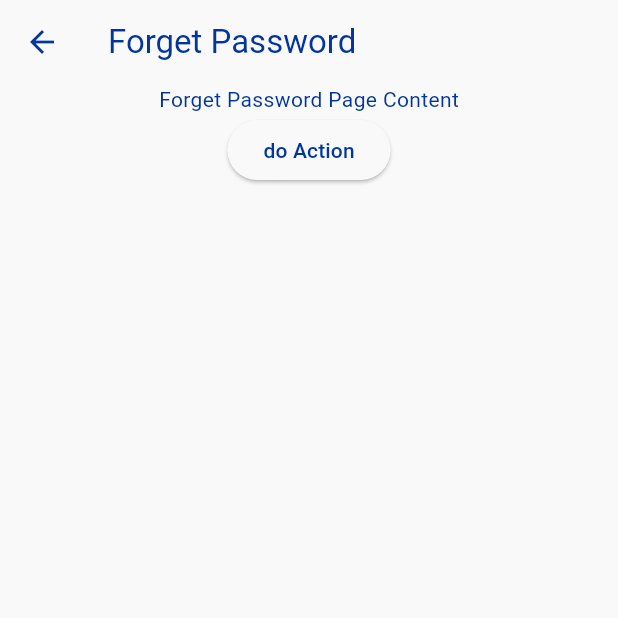
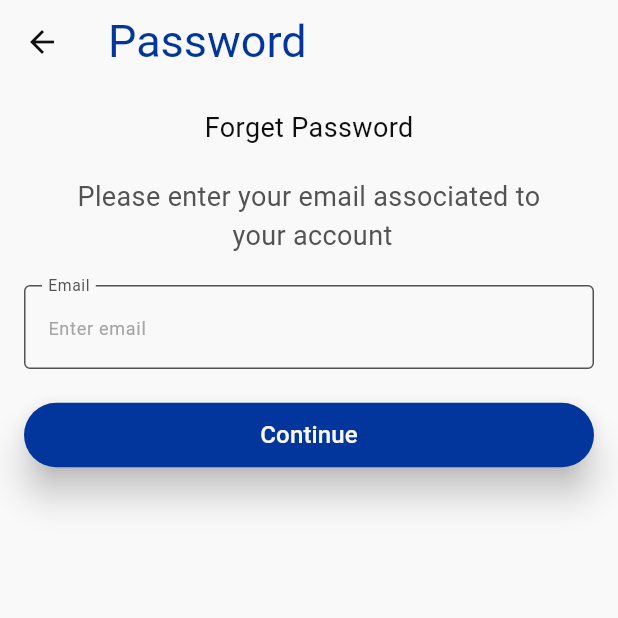
Before and after one commit to Aya921/online_exam_app, a Flutter app: the ForgetPasswordPage screen opened by its route, on a phone screen of 412 x 824 dp, the top half of it. Run offline on Flutter 3.47's test engine with Material 3 defaults, Android fonts, the phone set to English and light mode, and no system bars; our stand-ins replace device_preview, dio, flutter_bloc, flutter_secure_storage, get_it, injectable and 3 more; accounts and stored records are empty; generated files the repository leaves out were written again.

Commit message:
feat(auth): implement forget password functionality and related UI components

```diff
--- a/lib/core/route/app_routes.dart
+++ b/lib/core/route/app_routes.dart
@@ -3,4 +3,6 @@ abstract class AppRoutes {
   static const String login = '/login';
   static const String signup = 'signup';
   static const String forgetPassword = 'forgetPassword';
+  static const String resetCode = 'resetCode';
+  static const String resetPassword = 'resetPassword';
 }
--- a/lib/core/route/routes.dart
+++ b/lib/core/route/routes.dart
@@ -1,6 +1,7 @@
 import 'package:exam_app/core/route/app_routes.dart';
 import 'package:exam_app/features/auth/presentation/views/screen/forget_password_page.dart';
 import 'package:exam_app/features/auth/presentation/views/screen/login_page.dart';
+import 'package:exam_app/features/auth/presentation/views/screen/reset_code.dart';
 import 'package:exam_app/features/auth/presentation/views/screen/signup_page.dart';
 
 import 'package:flutter/material.dart';
@@ -19,6 +20,15 @@ abstract class Routes {
         return MaterialPageRoute(
           builder: (context) => const ForgetPasswordPage(),
         );
+
+
+         case AppRoutes.resetCode:
+        return MaterialPageRoute(
+          builder: (context) => const ResetCode(),
+        );
+
+
+
       default:
         return MaterialPageRoute(
           builder: (context) => const Scaffold(body: Text("No Route Page")),
--- a/lib/features/auth/api/client/api_servises.dart
+++ b/lib/features/auth/api/client/api_servises.dart
@@ -29,7 +29,7 @@ abstract class ApiServises {
   Future<SignupResponse> signUp(@Body() SignUpRequestDto usermoodel);
 
   @POST(Endpoints.forgotPasswordEndPoint)
-  Future<void> forgetPassword(@Body() ForgetPasswordRequest email);
+  Future<void> forgetPassword(@Body() ForgetPasswordRequestDto email);
 
   @POST(Endpoints.verifyResetCodeEndPoint)
   Future<void> verifyResetCode(@Body() VerifyResetCodeRequest code);
--- a/lib/features/auth/data/repository/auth_repo_impl.dart
+++ b/lib/features/auth/data/repository/auth_repo_impl.dart
@@ -1,5 +1,7 @@
 import 'package:exam_app/confing/api_result/api_result.dart';
+
 import 'package:exam_app/features/auth/api/model/forget_password/reset_password_request/reset_password_request.dart';
+import 'package:exam_app/features/auth/domin/entities/forgot_password_req.dart';
 import 'package:exam_app/features/auth/domin/entities/signin_req.dart';
 
 import 'package:exam_app/features/auth/data/source/auth_api_service.dart';
@@ -25,7 +27,7 @@ class AuthRepoImpl implements AuthRepo {
   }
 
   @override
-  Future<ApiResult<void>> forgetPassword(String email) async {
+  Future<ApiResult<void>> forgetPassword(ForgotPasswordRequset email) async {
     return await _authRemoteDataSource.forgetPassword(email);
   }
 
--- a/lib/features/auth/data/source/auth_api_service.dart
+++ b/lib/features/auth/data/source/auth_api_service.dart
@@ -1,5 +1,7 @@
 import 'package:exam_app/confing/api_result/api_result.dart';
+
 import 'package:exam_app/features/auth/api/model/forget_password/reset_password_request/reset_password_request.dart';
+import 'package:exam_app/features/auth/domin/entities/forgot_password_req.dart';
 import 'package:exam_app/features/auth/domin/entities/signin_req.dart';
 import 'package:exam_app/features/auth/domin/entities/signup_req.dart';
 import 'package:exam_app/features/auth/domin/entities/user_entity.dart';
@@ -7,7 +9,7 @@ import 'package:exam_app/features/auth/domin/entities/user_entity.dart';
 abstract class AuthRemoteDataSource {
   Future<ApiResult<UserModel>> signUp(SignupRequest userModel);
   Future<ApiResult<UserModel>> signIn(SignInRequest params);
-  Future<ApiResult<void>> forgetPassword(String email);
+  Future<ApiResult<void>> forgetPassword(ForgotPasswordRequset email);
   Future<ApiResult<void>> verifyResetCode(String email);
   Future<ApiResult<void>> resetPassword(ResetPassword resetPassword);
 }
--- /dev/null
+++ b/lib/features/auth/domin/entities/forgot_password_req.dart
@@ -0,0 +1,5 @@
+class ForgotPasswordRequset {
+  String? email;
+  ForgotPasswordRequset({this.email});
+
+}
--- a/lib/features/auth/domin/repository/auth_repo.dart
+++ b/lib/features/auth/domin/repository/auth_repo.dart
@@ -1,5 +1,7 @@
 import 'package:exam_app/confing/api_result/api_result.dart';
+
 import 'package:exam_app/features/auth/api/model/forget_password/reset_password_request/reset_password_request.dart';
+import 'package:exam_app/features/auth/domin/entities/forgot_password_req.dart';
 import 'package:exam_app/features/auth/domin/entities/signin_req.dart';
 import 'package:exam_app/features/auth/domin/entities/signup_req.dart';
 import 'package:exam_app/features/auth/domin/entities/user_entity.dart';
@@ -8,7 +10,7 @@ abstract class AuthRepo {
   Future<ApiResult<UserModel>> signUp(SignupRequest userModel);
 
   Future<ApiResult<UserModel>> signIn(SignInRequest params);
-  Future<ApiResult<void>> forgetPassword(String email);
+  Future<ApiResult<void>> forgetPassword(ForgotPasswordRequset email);
   Future<ApiResult<void>> verifyResetCode(String email);
   Future<ApiResult<void>> resetPassword(ResetPassword resetPassword);
 }
--- /dev/null
+++ b/lib/features/auth/domin/usecases/forget_password_usecase.dart
@@ -0,0 +1,18 @@
+import 'package:exam_app/confing/api_result/api_result.dart';
+import 'package:exam_app/features/auth/domin/entities/forgot_password_req.dart';
+import 'package:exam_app/features/auth/domin/repository/auth_repo.dart';
+import 'package:injectable/injectable.dart';
+@injectable
+class ForgetPasswordUsecase {
+  final AuthRepo _authRepo;
+  ForgetPasswordUsecase(this._authRepo);
+
+  Future<ApiResult<void>> forgetPassword(ForgotPasswordRequset email)async{
+    return await _authRepo.forgetPassword(email);
+
+
+
+
+  }
+
+}
--- /dev/null
+++ b/lib/features/auth/presentation/view_model/forgot_password_view_model/forgot_password_events.dart
@@ -0,0 +1,15 @@
+
+
+import 'package:exam_app/features/auth/domin/entities/forgot_password_req.dart';
+
+abstract class ForgotPasswordEvents {}
+
+class SendForgotPasswordEmailEvent extends ForgotPasswordEvents {
+  final ForgotPasswordRequset email;
+
+  SendForgotPasswordEmailEvent(this.email);
+}
+
+class ValidateForgotPasswordEvent extends ForgotPasswordEvents {
+
+}
--- /dev/null
+++ b/lib/features/auth/presentation/view_model/forgot_password_view_model/forgot_password_states.dart
@@ -0,0 +1,28 @@
+class ForgotPasswordStates {
+
+  bool isLoading;
+  String? errorMessage;
+  bool? isValid;
+  bool isSuccess;
+  ForgotPasswordStates({
+    this.isLoading = false,
+    this.errorMessage,
+    this.isValid = false,
+    this.isSuccess = false,
+  });
+
+
+  ForgotPasswordStates copyWith({
+    bool? isLoading,
+    String? errorMessage,
+    bool? isValid,
+    bool? isSuccess,
+  }) {
+    return ForgotPasswordStates(
+      isLoading: isLoading ?? this.isLoading,
+      errorMessage: errorMessage ?? this.errorMessage,
+      isValid: isValid ?? this.isValid,
+      isSuccess: isSuccess ?? this.isSuccess,
+    );
+  }
+}
--- /dev/null
+++ b/lib/features/auth/presentation/view_model/forgot_password_view_model/forgot_password_view_model.dart
@@ -0,0 +1,50 @@
+import 'package:exam_app/confing/api_result/api_result.dart';
+import 'package:exam_app/features/auth/domin/usecases/forget_password_usecase.dart';
+import 'package:exam_app/features/auth/presentation/view_model/forgot_password_view_model/forgot_password_events.dart';
+import 'package:exam_app/features/auth/presentation/view_model/forgot_password_view_model/forgot_password_states.dart';
+import 'package:flutter/material.dart';
+import 'package:flutter_bloc/flutter_bloc.dart';
+import 'package:injectable/injectable.dart';
+
+@injectable
+class ForgotPasswordViewModel
+    extends Bloc<ForgotPasswordEvents, ForgotPasswordStates> {
+  final ForgetPasswordUsecase _forgetPasswordUsecase;
+  final GlobalKey<FormState> formKey = GlobalKey();
+
+  ForgotPasswordViewModel(this._forgetPasswordUsecase)
+    : super(ForgotPasswordStates()) {
+    on<SendForgotPasswordEmailEvent>(_sendForgotPasswordEmail);
+    on<ValidateForgotPasswordEvent>(_checkValidation);
+  }
+
+  void _checkValidation(ValidateForgotPasswordEvent event, Emitter emit) {
+    final valid = formKey.currentState!.validate();
+    print("the valid is $valid");
+    emit(state.copyWith(isValid: valid));
+  }
+
+  Future<void> _sendForgotPasswordEmail(
+    SendForgotPasswordEmailEvent event,
+    Emitter emit,
+  ) async {
+    emit(state.copyWith(isLoading: true));
+
+    final res = await _forgetPasswordUsecase.forgetPassword(event.email);
+    switch (res) {
+      case ApiSucessResult<void>():
+        emit(state.copyWith(isLoading: false, isSuccess: true));
+
+      case ApiFailedResult<void>():
+        emit(
+          state.copyWith(
+            isLoading: false,
+            errorMessage: res.errorMessage,
+            isSuccess: false,
+          ),
+        );
+    }
+
+    //
+  }
+}
--- a/lib/features/auth/presentation/views/screen/forget_password_page.dart
+++ b/lib/features/auth/presentation/views/screen/forget_password_page.dart
@@ -1,35 +1,143 @@
 import 'package:exam_app/confing/di/di.dart';
-import 'package:exam_app/features/auth/api/client/api_servises.dart';
-import 'package:exam_app/features/auth/api/model/forget_password/forget_password_request/forget_password_request.dart';
-import 'package:exam_app/features/auth/api/model/forget_password/reset_password_request/reset_password_request.dart';
-import 'package:exam_app/features/auth/api/model/forget_password/verify_reset_code_request/verify_reset_code_request.dart';
-import 'package:exam_app/features/auth/api/source/auth_remote_data_imp.dart';
-import 'package:exam_app/features/auth/data/source/auth_api_service.dart';
+import 'package:exam_app/core/l10n/translations/app_localizations.dart';
+import 'package:exam_app/core/theme/app_colors.dart';
+
+import 'package:exam_app/features/auth/domin/entities/forgot_password_req.dart';
+import 'package:exam_app/features/auth/presentation/validator/signup_validators.dart';
+import 'package:exam_app/features/auth/presentation/view_model/forgot_password_view_model/forgot_password_events.dart';
+import 'package:exam_app/features/auth/presentation/view_model/forgot_password_view_model/forgot_password_states.dart';
+import 'package:exam_app/features/auth/presentation/view_model/forgot_password_view_model/forgot_password_view_model.dart';
+import 'package:exam_app/features/auth/presentation/views/widgets/custom_form_field_button.dart';
+import 'package:exam_app/features/auth/presentation/views/widgets/register_button.dart';
 import 'package:flutter/material.dart';
+import 'package:flutter_bloc/flutter_bloc.dart';
 
-class ForgetPasswordPage extends StatelessWidget {
+class ForgetPasswordPage extends StatefulWidget {
   const ForgetPasswordPage({super.key});
 
   @override
+  State<ForgetPasswordPage> createState() => _ForgetPasswordPageState();
+}
+
+class _ForgetPasswordPageState extends State<ForgetPasswordPage> {
+  late ForgotPasswordViewModel forgotPasswordViewModel;
+  final TextEditingController _myEmailController = TextEditingController();
+  bool active = true;
+
+  @override
+  void initState() {
+    forgotPasswordViewModel = getIt.get<ForgotPasswordViewModel>();
+    super.initState();
+  }
+
+  ForgotPasswordRequset makeForgotModel() {
+    final forgetModel = ForgotPasswordRequset(
+      email: _myEmailController.text.trim(),
+    );
+    return forgetModel;
+  }
+
+  @override
   Widget build(BuildContext context) {
-    return Scaffold(
-      appBar: AppBar(title: const Text('Forget Password')),
-      body: Center(
-        child: Column(
-          children: [
-            const Text('Forget Password Page Content'),
-            ElevatedButton(
-              onPressed: () {
-                getIt<AuthRemoteDataSource>().resetPassword(
-                  ResetPassword(
-                    email: 'amedyhia23@gmail.com',
-                    newPassword: 'Ahmed@1234',
+    final t = AppLocalizations.of(context)!;
+
+
+    return BlocProvider(
+      create: (context) => forgotPasswordViewModel,
+      child: Scaffold(
+        appBar: AppBar(
+          leading: IconButton(
+            icon: const Icon(Icons.arrow_back, color: AppColors.black),
+            onPressed: () => Navigator.of(context).pop(),
+          ),
+
+          title: Text(t.password, style: const TextStyle(fontSize: 30)),
+        ),
+
+        body: Padding(
+          padding: const EdgeInsets.all(16),
+          child: BlocListener<ForgotPasswordViewModel, ForgotPasswordStates>(
+            listener: (context, state) {
+              if (state.isLoading) {
+                ScaffoldMessenger.of(
+                  context,
+                ).showSnackBar(SnackBar(content: Text(t.wait)));
+              }
+              if (state.isSuccess) {
+                ScaffoldMessenger.of(
+                  context,
+                ).showSnackBar(SnackBar(content: Text("done")));
+                state.isSuccess = false;
+              }
+              if (state.errorMessage != null) {
+                ScaffoldMessenger.of(
+                  context,
+                ).showSnackBar(SnackBar(content: Text(state.errorMessage!)));
+
+                state.errorMessage = null;
+              }
+              if (state.isValid != null) {
+                setState(() {
+
+
+                  active = state.isValid!;
+                });
+              }
+            },
+            child: Form(
+              key: forgotPasswordViewModel.formKey,
+              child: Column(
+                children: [
+                  const Text(
+                    "Forget Password",
+                    style: TextStyle(fontSize: 18, color: AppColors.black),
                   ),
-                );
-              },
-              child: const Text('do Action'),
+
+                  const SizedBox(height: 20),
+
+                  const Text(
+                    textAlign: TextAlign.center,
+                    "Please enter your email associated to \n your account",
+                    style: TextStyle(fontSize: 18, color: AppColors.gray),
+                  ),
+
+                  const SizedBox(height: 20),
+
+                  CustomTextFormField(
+                    controller: _myEmailController,
+                    label: t.emailLabel,
+                    hint: t.emailHint,
+                    formFieldValidator: SignupValidators(
+                      appLocalization: t,
+                    ).emailValidatiion,
+                    emptyFiledErrorMessage: t.emptyEmailError,
+                    onChanged: () {
+                      return forgotPasswordViewModel.add(
+                        ValidateForgotPasswordEvent(),
+                      );
+                    },
+                  ),
+
+                  const SizedBox(height: 20),
+
+                  Row(
+                    children: [
+                      Expanded(
+                        child: RegisterButton(
+                          active: active,
+
+                          text: t.continue_button,
+                          forgotPasswordViewModel: forgotPasswordViewModel,
+                          forgotPasswordRequest: makeForgotModel(),
+                          controller: _myEmailController,
+                        ),
+                      ),
+                    ],
+                  ),
+                ],
+              ),
             ),
-          ],
+          ),
         ),
       ),
     );
--- a/lib/features/auth/presentation/views/widgets/register_button.dart
+++ b/lib/features/auth/presentation/views/widgets/register_button.dart
@@ -1,6 +1,9 @@
 import 'package:exam_app/core/theme/app_colors.dart';
+import 'package:exam_app/features/auth/domin/entities/forgot_password_req.dart';
 import 'package:exam_app/features/auth/domin/entities/signin_req.dart';
 import 'package:exam_app/features/auth/domin/entities/signup_req.dart';
+import 'package:exam_app/features/auth/presentation/view_model/forgot_password_view_model/forgot_password_events.dart';
+import 'package:exam_app/features/auth/presentation/view_model/forgot_password_view_model/forgot_password_view_model.dart';
 import 'package:exam_app/features/auth/presentation/view_model/signin_cubit/signin_cubit.dart';
 
 import 'package:exam_app/features/auth/presentation/view_model/signup_view_model/signup_events.dart';
@@ -12,21 +15,29 @@ class RegisterButton extends StatelessWidget {
     super.key,
     required this.active,
 
+
+
     this.signupViewModel,
     this.signupRequest,
     this.signInRequest,
     this.signinCubit,
-    this.loginButtonText,
-    this.signupButtonText,
+    this.text,
+    this.forgotPasswordViewModel,
+    this.forgotPasswordRequest,
+    this.controller
   });
 
   final bool active;
-  final String? loginButtonText;
-  final String? signupButtonText;
+  final String? text;
+
+
   final SignupViewModel? signupViewModel;
   final SigninCubit? signinCubit;
   final SignupRequest? signupRequest;
   final SignInRequest? signInRequest;
+  final ForgotPasswordViewModel? forgotPasswordViewModel;
+  final ForgotPasswordRequset? forgotPasswordRequest;
+  final TextEditingController? controller;
 
   @override
   Widget build(BuildContext context) {
@@ -49,6 +60,12 @@ class RegisterButton extends StatelessWidget {
             if (signinCubit!.checkValidation()) {
               signinCubit!.signIn(signInRequest!);
             }
+          } else if (forgotPasswordViewModel != null &&
+              forgotPasswordRequest != null) {
+            print("the email is ${forgotPasswordRequest!.email}");
+            forgotPasswordViewModel!.add(
+              SendForgotPasswordEmailEvent(ForgotPasswordRequset(email: controller!.text.trim())),
+            );
           }
         }
       },
@@ -56,7 +73,7 @@ class RegisterButton extends StatelessWidget {
       child: Padding(
         padding: const EdgeInsets.symmetric(horizontal: 24, vertical: 10),
         child: Text(
-          loginButtonText ?? signupButtonText ?? '',
+          text ?? '',
           style: const TextStyle(color: AppColors.white, fontSize: 16),
         ),
       ),
```
Also changed, not shown: lib/features/auth/api/model/forget_password/forget_password_request/forget_password_request.dart (+11 -5 lines), lib/features/auth/api/source/auth_remote_data_imp.dart (+12 -3 lines), lib/features/auth/presentation/views/screen/reset_code.dart (added, +10 -0 lines), lib/features/auth/presentation/views/screen/signup_page.dart (+8 -3 lines), lib/confing/di/di.config.dart, lib/features/auth/api/client/api_servises.g.dart, lib/features/auth/api/model/forget_password/forget_password_request/forget_password_request.g.dart.
